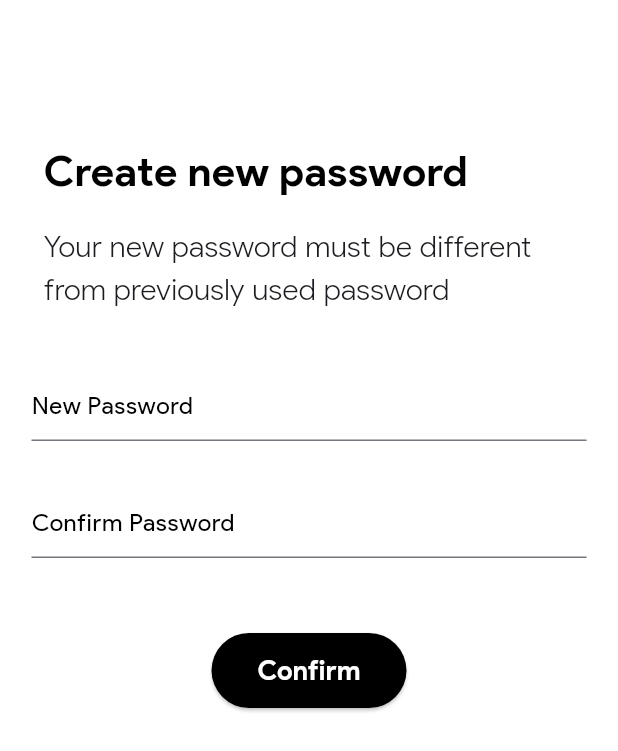
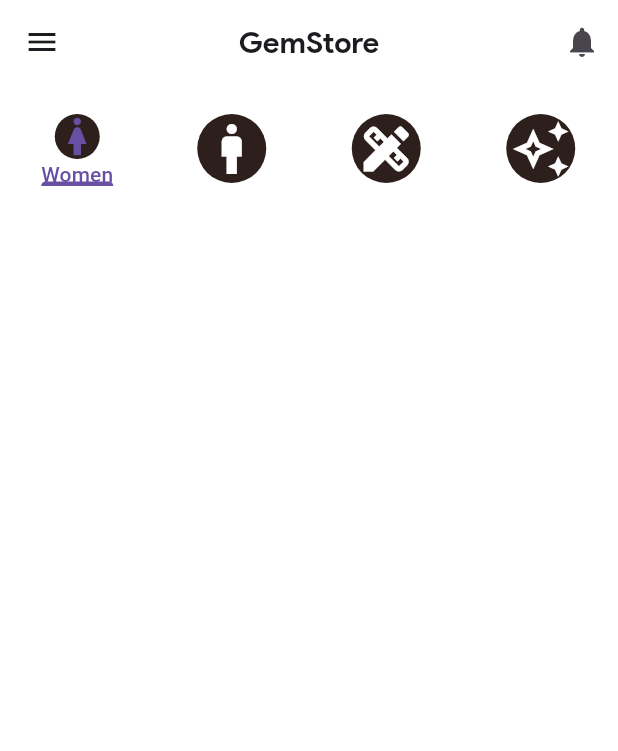
Before and after one commit to asra-faheem124/Ecommerce_Flutter, a Flutter app: the screen it shows after launch, on a phone screen of 412 x 824 dp. Shown: the top 751 px of the screen. Run offline on Flutter 3.47's test engine with Material 3 defaults, Android fonts, the phone set to English and light mode, and no system bars; our stand-ins replace flutter_otp_text_field, font_awesome_flutter.

Commit message:
second time added

```diff
--- /dev/null
+++ b/lib/home.dart
@@ -0,0 +1,84 @@
+import 'package:flutter/material.dart';
+import 'package:font_awesome_flutter/font_awesome_flutter.dart';
+
+class HomeScreen extends StatelessWidget {
+  const HomeScreen({super.key});
+
+  @override
+  Widget build(BuildContext context) {
+    return DefaultTabController(
+      length: 4,
+      child: Scaffold(
+        backgroundColor: Colors.white,
+        appBar: AppBar(
+          backgroundColor: Colors.white,
+          title: Text(
+            'GemStore',
+            style: TextStyle(fontSize: 20, fontFamily: 'ProductSans-b'),
+          ),
+          centerTitle: true,
+          actions: [
+            IconButton(onPressed: () {}, icon: Icon(Icons.notifications)),
+          ],
+        ),
+        drawer: Drawer(),
+        body: Column(
+          children: [
+            SizedBox(height: 20,),
+            TabBar(
+              dividerColor: Colors.transparent,
+              tabs: [
+                Tab(
+                 child: Column(
+                  children: [
+                    Container(
+                      decoration: BoxDecoration(
+                        color: Color(0xff2D201C),
+                        shape: BoxShape.circle
+                      ),
+                      child: Icon(Icons.woman, size: 30,)),
+                  Text('Women')
+                  ],
+                 ),
+                ),
+                 Tab(
+                  icon: CircleAvatar(
+                    backgroundColor: Color(0xff2D201C),
+                    radius: 30,
+                    child: Icon(
+                      Icons.man,
+                      size: 40,
+                      color: Colors.white,
+                    ),
+                  ),
+                ),
+                 Tab(
+                  icon: CircleAvatar(
+                    backgroundColor: Color(0xff2D201C),
+                    radius: 30,
+                    child: Icon(
+                      Icons.design_services,
+                      size: 40,
+                      color: Colors.white,
+                    ),
+                  ),
+                ),
+                 Tab(
+                  icon: CircleAvatar(
+                    backgroundColor: Color(0xff2D201C),
+                    radius: 30,
+                    child: Icon(
+                      Icons.auto_awesome_outlined,
+                      size: 40,
+                      color: Colors.white,
+                    ),
+                  ),
+                ),
+              ],
+            ),
+          ],
+        ),
+      ),
+    );
+  }
+}
--- a/lib/main.dart
+++ b/lib/main.dart
@@ -1,4 +1,4 @@
-import 'package:ecommerce/create_new_password.dart';
+import 'package:ecommerce/home.dart';
 import 'package:flutter/material.dart';
 
 void main() {
@@ -17,7 +17,7 @@ class _MyAppState extends State<MyApp> {
   Widget build(BuildContext context) {
     return MaterialApp(
       debugShowCheckedModeBanner: false,
-      home: ChangedPassword(),
+      home: HomeScreen(),
     );
   }
 }
```
Also changed, not shown: 1 other file.
